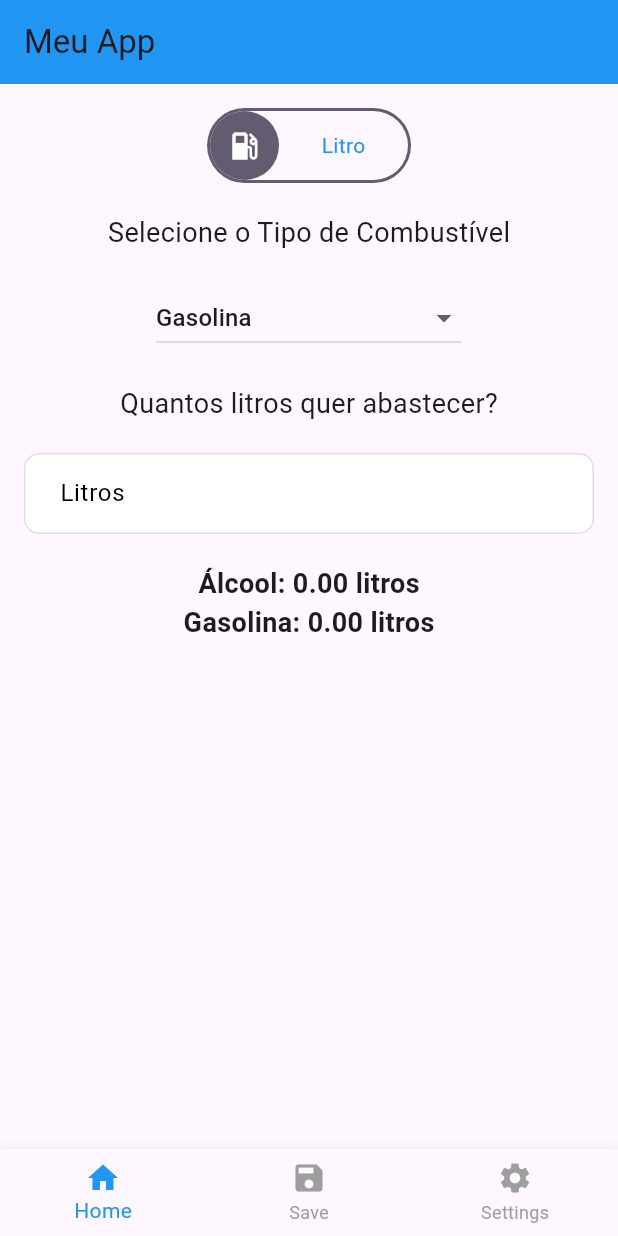
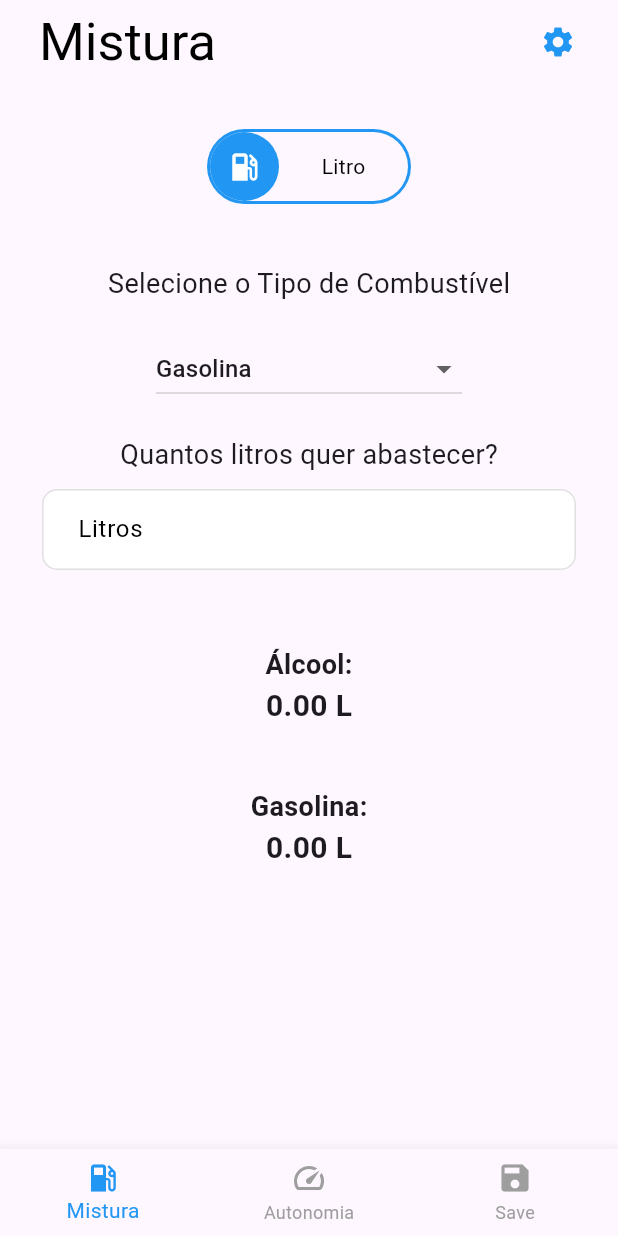
Before and after one commit to masamps/fuel_tune, a Flutter app: the screen it shows after launch, on a phone screen of 412 x 824 dp. Run offline on Flutter 3.47's test engine with Material 3 defaults, Android fonts, the phone set to English and light mode, and no system bars; drawn by our look-alikes of animated_toggle_switch.

Commit message:
feat: Altera estilos e lugares de botoes

```diff
--- a/fuel_tune/lib/screens/home.dart
+++ b/fuel_tune/lib/screens/home.dart
@@ -1,6 +1,6 @@
 import 'package:flutter/material.dart';
-import 'home/home_page.dart';
-import 'home/save_page.dart';
+import 'home/mixture_page.dart';
+import 'home/autonomy_page.dart';
 import 'home/settings_page.dart';
 
 class Home extends StatefulWidget {
@@ -11,11 +11,16 @@ class Home extends StatefulWidget {
 class _HomeState extends State<Home> {
   int _selectedIndex = 0;
 
-  // Lista de telas para cada aba
   final List<Widget> _pages = [
-    HomePage(),
-    SavePage(),
+    MixturePage(),
+    AutonomyPage(),
     SettingsPage(),
+  ];
+
+  final List<String> _pageTitles = [
+    'Mistura',
+    'Autonomia',
+    'Configurações',
   ];
 
   void _onItemTapped(int index) {
@@ -28,29 +33,48 @@ class _HomeState extends State<Home> {
   Widget build(BuildContext context) {
     return Scaffold(
       appBar: AppBar(
-        title: const Text('Meu App'),
-        backgroundColor: Colors.blue,
+        title: Row(
+          mainAxisAlignment: MainAxisAlignment.spaceBetween,
+          children: [
+            Padding(
+              padding: const EdgeInsets.all(10.0),
+              child: Text(
+                _pageTitles[_selectedIndex],
+                style: const TextStyle(fontSize: 35, color: Colors.black),
+              ),
+            ),
+            IconButton(
+              icon: const Icon(Icons.settings, color: Colors.blue),
+              onPressed: () {
+                Navigator.push(
+                  context,
+                  MaterialPageRoute(builder: (context) => SettingsPage()),
+                );
+              },
+            ),
+          ],
+        ),
       ),
       body: _pages[_selectedIndex],
       bottomNavigationBar: BottomNavigationBar(
-        currentIndex: _selectedIndex, // Define o índice atual
-        onTap: _onItemTapped, // Chama a função ao tocar em um item
+        currentIndex: _selectedIndex,
+        onTap: _onItemTapped,
         items: const <BottomNavigationBarItem>[
           BottomNavigationBarItem(
-            icon: Icon(Icons.home),
-            label: 'Home',
+            icon: Icon(Icons.local_gas_station),
+            label: 'Mistura',
+          ),
+          BottomNavigationBarItem(
+            icon: Icon(Icons.speed),
+            label: 'Autonomia',
           ),
           BottomNavigationBarItem(
             icon: Icon(Icons.save),
             label: 'Save',
           ),
-          BottomNavigationBarItem(
-            icon: Icon(Icons.settings),
-            label: 'Settings',
-          ),
         ],
-        selectedItemColor: Colors.blue, // Cor do item selecionado
-        unselectedItemColor: Colors.grey, // Cor dos itens não selecionados
+        selectedItemColor: Colors.blue,
+        unselectedItemColor: Colors.grey,
       ),
     );
   }
--- a/fuel_tune/lib/screens/home/save_page.dart
+++ b/fuel_tune/lib/screens/home/autonomy_page.dart
@@ -1,9 +1,9 @@
 import 'package:flutter/material.dart';
 
-class SavePage extends StatelessWidget {
+class AutonomyPage extends StatelessWidget {
   @override
   Widget build(BuildContext context) {
-    return Center(
+    return const Center(
       child: Column(
         mainAxisAlignment: MainAxisAlignment.center,
         children: [
--- a/fuel_tune/lib/screens/home/home_page.dart
+++ /dev/null
@@ -1,51 +0,0 @@
-import 'package:flutter/material.dart';
-import 'package:animated_toggle_switch/animated_toggle_switch.dart';
-import 'home_page/litro_info.dart';
-import 'home_page/valor_info.dart';
-
-class HomePage extends StatefulWidget {
-  @override
-  _HomePageState createState() => _HomePageState();
-}
-
-class _HomePageState extends State<HomePage> {
-  bool isLitro = true; // Estado inicial (true para Litro, false para Valor)
-
-  @override
-  Widget build(BuildContext context) {
-    return Scaffold(
-      body: Padding(
-        padding: const EdgeInsets.all(16.0),
-        child: Column(
-          children: [
-            // Toggle Switch no topo
-            AnimatedToggleSwitch<bool>.dual(
-              current: isLitro,
-              first: true,
-              second: false,
-              onChanged: (value) {
-                setState(() {
-                  isLitro = value;
-                });
-              },
-              iconBuilder: (value) => value
-                  ? Icon(Icons.local_gas_station, color: Colors.white)
-                  : Icon(Icons.attach_money, color: Colors.white),
-              textBuilder: (value) => value
-                  ? Center(child: Text('Litro', style: TextStyle(color: Colors.blue)))
-                  : Center(child: Text('Valor', style: TextStyle(color: Colors.blue))),
-            ),
-            SizedBox(height: 20),
-
-            // Exibe o widget LitroInfo se isLitro for true
-            Expanded(
-              child: isLitro
-                  ? LitroInfo()
-                  : ValorInfo(),
-            ),
-          ],
-        ),
-      ),
-    );
-  }
-}
--- a/fuel_tune/lib/screens/home/home_page/litro_info.dart
+++ /dev/null
@@ -1,104 +0,0 @@
-import 'package:flutter/material.dart';
-import 'package:fuel_tune/models/tipo_combustivel.dart';
-import 'package:fuel_tune/services/calculo_combustivel.dart';
-
-class LitroInfo extends StatefulWidget {
-  @override
-  _LitroInfoState createState() => _LitroInfoState();
-}
-
-class _LitroInfoState extends State<LitroInfo> {
-  String? selectedCombustivel;
-  TextEditingController litroController = TextEditingController();
-  double alcool = 0.0;
-  double gasolina = 0.0;
-
-  @override
-  void initState() {
-    super.initState();
-    selectedCombustivel = getCombustivelValues().last;
-  }
-
-  @override
-  Widget build(BuildContext context) {
-    return Column(
-      children: [
-        const Padding(
-          padding: EdgeInsets.only(bottom: 20),
-          child: Text(
-            'Selecione o Tipo de Combustível',
-            style: TextStyle(fontSize: 18),
-          ),
-        ),
-        Center(
-          child: DropdownButton<String>(
-            value: selectedCombustivel,
-            items: getCombustivelValues().map((String value) {
-              return DropdownMenuItem<String>(
-                value: value,
-                child: Text(value),
-              );
-            }).toList(),
-            onChanged: (newValue) {
-              setState(() {
-                selectedCombustivel = newValue;
-              });
-            },
-            hint: const Text("Selecione o Combustível"),
-          ),
-        ),
-        const SizedBox(height: 20),
-        const Text(
-          'Quantos litros quer abastecer?',
-          style: TextStyle(fontSize: 18),
-        ),
-        const SizedBox(height: 20),
-        TextField(
-          controller: litroController,
-          keyboardType: TextInputType.number,
-          decoration: InputDecoration(
-            hintText: 'Ex: 10',
-            labelText: 'Litros',
-            hintStyle: TextStyle(color: Colors.grey),
-            labelStyle: TextStyle(color: Colors.black),
-            filled: true,
-            fillColor: Colors.white,
-            contentPadding: EdgeInsets.symmetric(vertical: 15, horizontal: 20),
-            border: OutlineInputBorder(
-              borderRadius: BorderRadius.circular(10),
-              borderSide: BorderSide(color: Colors.grey, width: 1),
-            ),
-            focusedBorder: OutlineInputBorder(
-              borderRadius: BorderRadius.circular(10),
-              borderSide: BorderSide(color: Colors.blue, width: 2),
-            ),
-            enabledBorder: OutlineInputBorder(
-              borderRadius: BorderRadius.circular(10),
-              borderSide: BorderSide(color: Colors.grey.shade300, width: 1),
-            ),
-          ),
-          onEditingComplete: () {
-            double litros = double.tryParse(litroController.text) ?? 0.0;
-
-            var resultado = CalculoCombustivel.calcularProporcao(litros, selectedCombustivel!);
-
-            setState(() {
-              alcool = resultado['alcool']!;
-              gasolina = resultado['gasolina']!;
-            });
-          },
-        ),
-
-        const SizedBox(height: 20),
-        Text(
-          'Álcool: ${alcool.toStringAsFixed(2)} litros',
-          style: TextStyle(fontSize: 18, fontWeight: FontWeight.bold),
-        ),
-        Text(
-          'Gasolina: ${gasolina.toStringAsFixed(2)} litros',
-          style: TextStyle(fontSize: 18, fontWeight: FontWeight.bold),
-        ),
-      ],
-    );
-  }
-}
--- /dev/null
+++ b/fuel_tune/lib/screens/home/mixture_page.dart
@@ -0,0 +1,54 @@
+import 'package:flutter/material.dart';
+import 'package:animated_toggle_switch/animated_toggle_switch.dart';
+import 'mixture_page/litro_info.dart';
+import 'mixture_page/valor_info.dart';
+
+class MixturePage extends StatefulWidget {
+  @override
+  _MixturePageState createState() => _MixturePageState();
+}
+
+class _MixturePageState extends State<MixturePage> {
+  bool isLitro = true;
+
+  @override
+  Widget build(BuildContext context) {
+    return Scaffold(
+      body: Padding(
+        padding: const EdgeInsets.only(top: 30.0, right: 18, left: 18),
+        child: Column(
+          children: [
+            AnimatedToggleSwitch<bool>.dual(
+              current: isLitro,
+              first: true,
+              second: false,
+              onChanged: (value) {
+                setState(() {
+                  isLitro = value;
+                });
+              },
+              style: const ToggleStyle(
+                indicatorColor  : Colors.blue,
+                borderColor: Colors.blue,
+              ),
+              iconBuilder: (value) => value
+                  ? const Icon(Icons.local_gas_station, color: Colors.white)
+                  : const Icon(Icons.attach_money, color: Colors.white),
+              textBuilder: (value) => value
+                  ? const Center(
+                      child:
+                          Text('Litro', style: TextStyle(color: Colors.black)))
+                  : const Center(
+                      child:
+                          Text('Valor', style: TextStyle(color: Colors.black))),
+            ),
+            const SizedBox(height: 20),
+            Expanded(
+              child: isLitro ? LitroInfo() : ValorInfo(),
+            ),
+          ],
+        ),
+      ),
+    );
+  }
+}
--- /dev/null
+++ b/fuel_tune/lib/screens/home/mixture_page/litro_info.dart
@@ -0,0 +1,119 @@
+import 'package:flutter/material.dart';
+import 'package:fuel_tune/models/tipo_combustivel.dart';
+import 'package:fuel_tune/services/calculo_combustivel.dart';
+
+class LitroInfo extends StatefulWidget {
+  @override
+  _LitroInfoState createState() => _LitroInfoState();
+}
+
+class _LitroInfoState extends State<LitroInfo> {
+  String? selectedCombustivel;
+  TextEditingController litroController = TextEditingController();
+  double alcool = 0.0;
+  double gasolina = 0.0;
+
+  @override
+  void initState() {
+    super.initState();
+    selectedCombustivel = getCombustivelValues().last;
+  }
+
+  @override
+  Widget build(BuildContext context) {
+    return Column(
+      children: [
+        const Padding(
+          padding: EdgeInsets.only(top:20, bottom: 20),
+          child: Text(
+            'Selecione o Tipo de Combustível',
+            style: TextStyle(fontSize: 18),
+          ),
+        ),
+        Center(
+          child: DropdownButton<String>(
+            value: selectedCombustivel,
+            items: getCombustivelValues().map((String value) {
+              return DropdownMenuItem<String>(
+                value: value,
+                child: Text(value),
+              );
+            }).toList(),
+            onChanged: (newValue) {
+              setState(() {
+                selectedCombustivel = newValue;
+              });
+            },
+            hint: const Text("Selecione o Combustível"),
+          ),
+        ),
+        const SizedBox(height: 20),
+        const Text(
+          'Quantos litros quer abastecer?',
+          style: TextStyle(fontSize: 18),
+        ),
+        Padding(
+          padding: const EdgeInsets.only(top:10, left: 10, right: 10),
+          child: TextField(
+            controller: litroController,
+            keyboardType: TextInputType.number,
+            decoration: InputDecoration(
+              hintText: 'Ex: 10',
+              labelText: 'Litros',
+              hintStyle: const TextStyle(color: Colors.grey),
+              labelStyle: const TextStyle(color: Colors.black),
+              filled: true,
+              fillColor: Colors.white,
+              contentPadding:
+                  const EdgeInsets.symmetric(vertical: 15, horizontal: 20),
+              border: OutlineInputBorder(
+                borderRadius: BorderRadius.circular(10),
+                borderSide: const BorderSide(color: Colors.grey, width: 1),
+              ),
+              focusedBorder: OutlineInputBorder(
+                borderRadius: BorderRadius.circular(10),
+                borderSide: const BorderSide(color: Colors.blue, width: 2),
+              ),
+              enabledBorder: OutlineInputBorder(
+                borderRadius: BorderRadius.circular(10),
+                borderSide: BorderSide(color: Colors.grey.shade300, width: 1),
+              ),
+            ),
+            onEditingComplete: () {
+              double litros = double.tryParse(litroController.text) ?? 0.0;
+
+              var resultado = CalculoCombustivel.calcularProporcao(
+                  litros, selectedCombustivel!);
+
+              setState(() {
+                alcool = resultado['alcool']!;
+                gasolina = resultado['gasolina']!;
+              });
+            },
+          ),
+        ),
+        const SizedBox(height: 50),
+        Column(
+          children: [
+            const Text(
+              'Álcool:',
+              style: TextStyle(fontSize: 18, fontWeight: FontWeight.bold),
+            ),
+            Text('${alcool.toStringAsFixed(2)} L',
+                style:
+                    const TextStyle(fontSize: 20, fontWeight: FontWeight.bold)),
+          ],
+        ),
+        const SizedBox(height: 40),
+        const Text(
+          'Gasolina:',
+          style: TextStyle(fontSize: 18, fontWeight: FontWeight.bold),
+        ),
+        Text(
+          '${gasolina.toStringAsFixed(2)} L',
+          style: const TextStyle(fontSize: 20, fontWeight: FontWeight.bold),
+        ),
+      ],
+    );
+  }
+}
```
Also changed, not shown: fuel_tune/lib/screens/home/mixture_page/valor_info.dart (renamed from fuel_tune/lib/screens/home/home_page/valor_info.dart).
